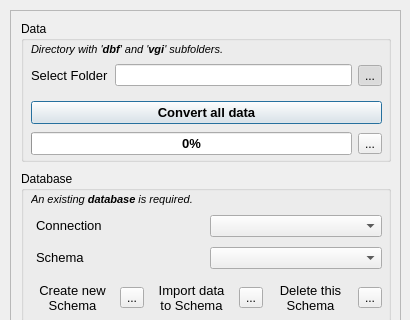
This is skkn_tool/skkn_tool_dialog.ui in lfurtkevicova/kn-stuff as Qt 5 draws it before an edit; both pictures show x 0 to 410 and y 0 to 320 of the 410 by 551 pixel window. The edited form follows.
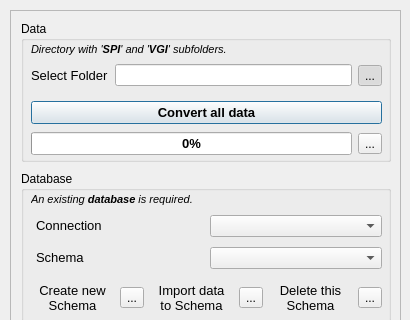
This is the edited form. Icons and pictures are not drawn.

The edit to the form file:
```diff
--- a/skkn_tool/skkn_tool_dialog.ui
+++ b/skkn_tool/skkn_tool_dialog.ui
@@ -354,7 +354,7 @@
        </rect>
       </property>
       <property name="text">
-       <string>&lt;html&gt;&lt;head/&gt;&lt;body&gt;&lt;p&gt;&lt;span style=&quot; font-size:8pt; font-style:italic;&quot;&gt;Directory with  '&lt;/span&gt;&lt;span style=&quot; font-size:8pt; font-weight:600; font-style:italic;&quot;&gt;dbf&lt;/span&gt;&lt;span style=&quot; font-size:8pt; font-style:italic;&quot;&gt;'  and  '&lt;/span&gt;&lt;span style=&quot; font-size:8pt; font-weight:600; font-style:italic;&quot;&gt;vgi&lt;/span&gt;&lt;span style=&quot; font-size:8pt; font-style:italic;&quot;&gt;'  subfolders.&lt;/span&gt;&lt;/p&gt;&lt;/body&gt;&lt;/html&gt;</string>
+       <string>&lt;html&gt;&lt;head/&gt;&lt;body&gt;&lt;p&gt;&lt;span style=&quot; font-size:8pt; font-style:italic;&quot;&gt;Directory with '&lt;/span&gt;&lt;span style=&quot; font-size:8pt; font-weight:600; font-style:italic;&quot;&gt;SPI&lt;/span&gt;&lt;span style=&quot; font-size:8pt; font-style:italic;&quot;&gt;' &lt;/span&gt;&lt;span style=&quot; font-size:8pt; font-style:italic;&quot;&gt;and '&lt;/span&gt;&lt;span style=&quot; font-size:8pt; font-weight:600; font-style:italic;&quot;&gt;VGI&lt;/span&gt;&lt;span style=&quot; font-size:8pt; font-style:italic;&quot;&gt;' su&lt;/span&gt;&lt;span style=&quot; font-size:8pt; font-style:italic;&quot;&gt;bfolders.&lt;/span&gt;&lt;/p&gt;&lt;/body&gt;&lt;/html&gt;</string>
       </property>
      </widget>
      <widget class="QWidget" name="horizontalLayoutWidget_2">
```
Left out of the diff: 5 changed lines with no effect on the pictures.
